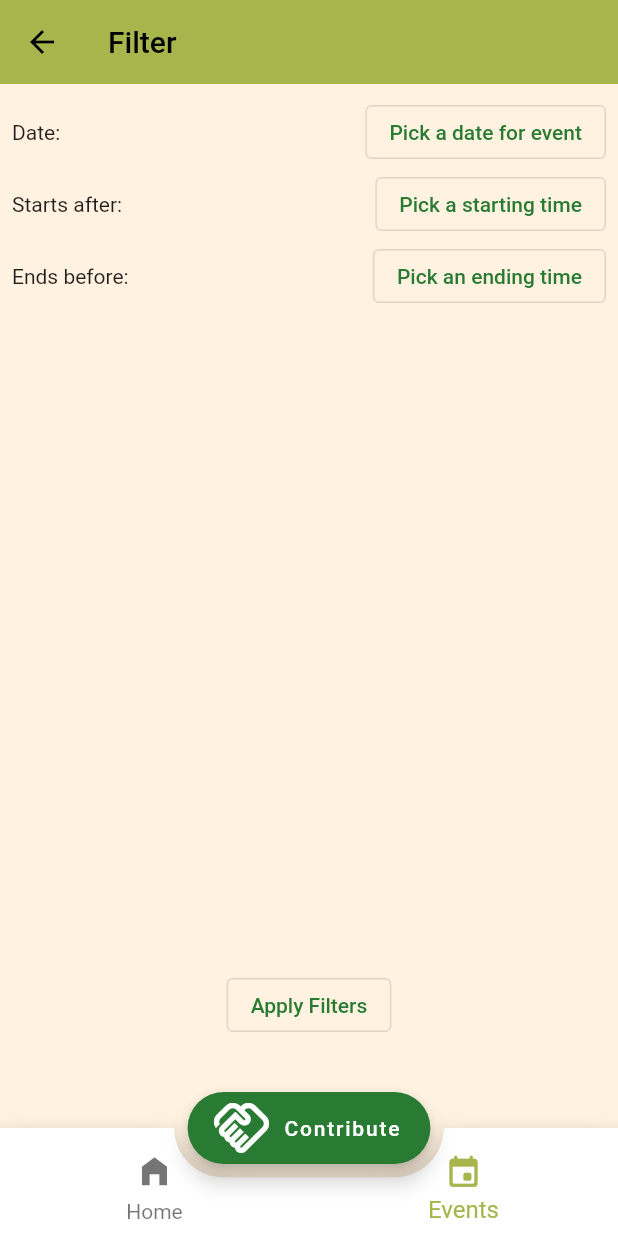
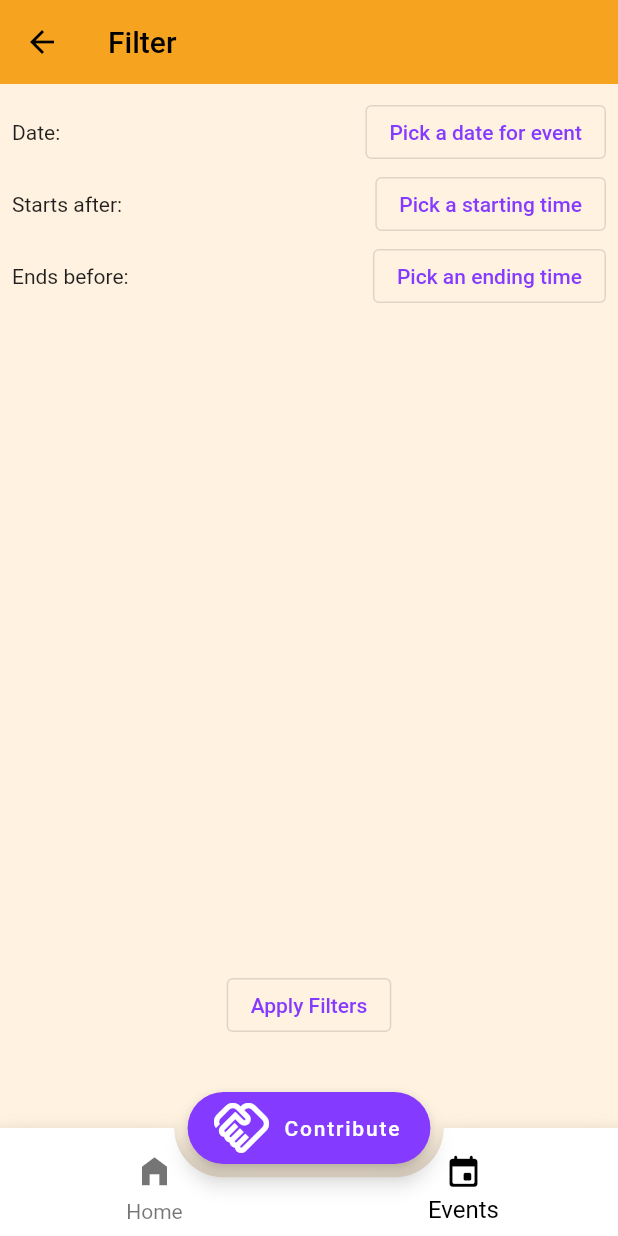
Before and after one commit to JakubOrlinskiUPM/Barriolympics, a Flutter app: the screen it shows after launch, item 2 of the bottom bar chosen, after a tap on the "filter alt" icon, on a phone screen of 412 x 824 dp. Run offline on Flutter 3.47's test engine with Material 2 defaults, Android fonts, the phone set to English and light mode, and no system bars; our stand-ins replace carousel_slider, file_picker, flutter_map, flutter_svg, im_stepper, latlong2 and 2 more; missing offline and left inert: osm_nominatim; network calls fail; Roboto replaces fonts that are missing (Narin).

Commit message:
Last touches on the app

```diff
--- a/lib/models/event.dart
+++ b/lib/models/event.dart
@@ -41,7 +41,7 @@ class Event extends Uploadable {
   List<Permit> permits;
   List<EventCategory> categories;
 
-  final bool isPublished;
+  bool isPublished;
 
   final User organiser;
   List<User> goingUsers;
--- a/lib/provider/app_state.dart
+++ b/lib/provider/app_state.dart
@@ -1,6 +1,7 @@
 import 'package:barriolympics/models/comment.dart';
 import 'package:barriolympics/models/event.dart';
 import 'package:barriolympics/models/event_category.dart';
+import 'package:barriolympics/models/location.dart';
 import 'package:barriolympics/models/post.dart';
 import 'package:barriolympics/ui/pages/events/event_filter_data.dart';
 import 'package:flutter/material.dart';
@@ -18,6 +19,21 @@ class AppState extends ChangeNotifier {
 
     EVENT_LIST[0].goingUsers = [user];
     EVENT_LIST[1].goingUsers = [user];
+
+    user.organisedEvents = [
+      Event(
+          id: 101,
+          name: "BBQ",
+          description: "A nice day out with some sausages",
+          barrio: BARRIO_LIST[0],
+          fileName: "Image.png",
+          fileUrl: "https://media.istockphoto.com/photos/barbecue-camping-picture-id1177886278",
+          date: DateTime(2022, 5, 15),
+          time: TimeOfDay(hour: 16, minute: 30),
+          location: Location(locationName: "Park"),
+          organiser: user,
+          isPublished: false),
+    ];
   }
 
   Barrio barrio = BARRIO_LIST[0];
@@ -30,6 +46,7 @@ class AppState extends ChangeNotifier {
     firstName: "Jake",
     lastName: "Archibald",
     attendingEvents: EVENT_LIST.getRange(0, 2).toList(),
+    organisedEvents: [],
   );
 
   void likePost(Post post) {
--- a/lib/ui/components/event/chip_list.dart
+++ b/lib/ui/components/event/chip_list.dart
@@ -99,6 +99,9 @@ class _ChipListState extends State<ChipList> {
         itemBuilder: (BuildContext context, int index) {
           if (!_chipsSelected[index].isFilter) {
             return FilterChip(
+              labelStyle: _chipsSelected[index].selected
+                  ? TextStyle(color: Theme.of(context).colorScheme.onPrimary)
+                  : TextStyle(),
               selected: _chipsSelected[index].selected,
               label: Text(_chipsSelected[index].category!.label),
               onSelected: (bool value) {
--- a/lib/ui/components/event/event_item.dart
+++ b/lib/ui/components/event/event_item.dart
@@ -23,17 +23,35 @@ class EventItem extends StatefulWidget {
 }
 
 class _EventItemState extends State<EventItem> {
-  String getEventBanner(AppState state) {
+  Widget getEventBanner(AppState state) {
+    String? label = null;
     if (state.user.organisedEvents.contains(widget.event)) {
-      return "Your event!";
+      label = "Your event - " + (widget.event.isPublished ? "published" : "draft");
     }
     if (state.user.attendingEvents.contains(widget.event)) {
-      return "Attending!";
+      label = "Attending!";
     }
     if (state.user.volunteeringEvents.contains(widget.event)) {
-      return "Volunteering!";
+      label = "Volunteering!";
     }
-    return "";
+
+    if (label == null) {
+      return Container();
+    } else {
+      return Padding(
+        padding: const EdgeInsets.symmetric(vertical: 8.0),
+        child: Container(
+          padding: EdgeInsets.all(4),
+          decoration: BoxDecoration(
+            color: Colors.white,
+            borderRadius: BorderRadius.all(
+              Radius.circular(4),
+            ),
+          ),
+          child: Text(label),
+        ),
+      );
+    }
   }
 
   @override
@@ -71,13 +89,13 @@ class _EventItemState extends State<EventItem> {
                   mainAxisAlignment: MainAxisAlignment.spaceBetween,
                   children: [
                     Padding(
-                      padding: const EdgeInsets.symmetric(horizontal: 4),
+                      padding: const EdgeInsets.symmetric(horizontal: 10),
                       child: Row(
                         mainAxisAlignment: MainAxisAlignment.spaceBetween,
                         children: [
-                          Text(getEventBanner(state)),
+                          getEventBanner(state),
                           state.user.organisedEvents.contains(widget.event)
-                              ? TextButton.icon(
+                              ? ElevatedButton.icon(
                                   label: Text("Edit"),
                                   icon: Icon(Icons.edit),
                                   onPressed: () {
@@ -103,7 +121,8 @@ class _EventItemState extends State<EventItem> {
                                 child: Text(
                                   widget.event.name!,
                                   style: TextStyle(
-                                    color: Theme.of(context).colorScheme.primary,
+                                    color:
+                                        Theme.of(context).colorScheme.primary,
                                     fontSize: 25.0,
                                   ),
                                 ),
--- a/lib/ui/components/event/event_list.dart
+++ b/lib/ui/components/event/event_list.dart
@@ -17,20 +17,27 @@ class EventList extends StatefulWidget {
 }
 
 class _EventListState extends State<EventList> {
-
   @override
   Widget build(BuildContext context) {
     List<Event> eventsToShow = widget.events
         .where((event) => widget.filters.doesEventMatch(event))
         .toList();
 
-    return SliverList(
+    return Container(
+      child: eventsToShow.length > 0
+          ? SliverList(
               delegate: SliverChildBuilderDelegate(
                 (BuildContext context, int index) {
                   return EventItem(event: eventsToShow[index]);
                 },
                 childCount: eventsToShow.length,
               ),
+            )
+          : SliverToBoxAdapter(
+              child: Center(
+                child: Text("No matching events"),
+              ),
+            ),
     );
   }
 }
--- a/lib/ui/components/form/upload_form_field.dart
+++ b/lib/ui/components/form/upload_form_field.dart
@@ -69,7 +69,7 @@ class _UploadFormFieldState extends State<UploadFormField> {
       res = res.substring(0, limit - 3) + "...";
     }
 
-    res += ext;
+    res += "." + ext;
     return res;
   }
 
@@ -93,7 +93,7 @@ class _UploadFormFieldState extends State<UploadFormField> {
               : Row(
                   children: [
                     IconButton(
-                      color: Theme.of(context).primaryColor,
+                      color: Theme.of(context).colorScheme.secondary,
                       onPressed: fileUrl != null
                           ? () {
                               OpenFile.open(fileUrl);
@@ -102,7 +102,7 @@ class _UploadFormFieldState extends State<UploadFormField> {
                       icon: Icon(Icons.download),
                     ),
                     IconButton(
-                      color: Theme.of(context).primaryColor,
+                      color: Theme.of(context).colorScheme.secondary,
                       onPressed: () {
                         setState(() {
                           fileUrl = null;
--- a/lib/ui/components/post/comment_item.dart
+++ b/lib/ui/components/post/comment_item.dart
@@ -52,10 +52,9 @@ class CommentItem extends StatelessWidget {
                 borderRadius: const BorderRadius.all(
                   Radius.circular(15),
                 ),
-                // TODO change this color
-                color: isOwn ? Colors.orange.shade200 : Colors.grey.shade200,
+                color: isOwn ? lighten(Theme.of(context).colorScheme.primary, 0.2) : Colors.grey.shade200,
               ),
-              child: Text(comment.text),
+              child: Text(comment.text, style: TextStyle(color: Colors.black),),
             ),
           ),
         ),
--- a/lib/ui/components/post/share_button.dart
+++ b/lib/ui/components/post/share_button.dart
@@ -1,8 +1,8 @@
 import 'package:barriolympics/models/post.dart';
 import 'package:barriolympics/provider/app_state.dart';
-// import 'package:share_plus/share_plus.dart';
 import 'package:flutter/material.dart';
 import 'package:provider/provider.dart';
+import 'package:share_plus/share_plus.dart';
 
 class ShareButton extends StatelessWidget {
   const ShareButton({Key? key, required this.post}) : super(key: key);
@@ -14,7 +14,7 @@ class ShareButton extends StatelessWidget {
     return Consumer<AppState>(builder: (context, state, child) {
       return OutlinedButton(
           onPressed: () {
-            // Share.share("Barriolympics is the best!");
+            Share.share("Barriolympics is the best!");
           },
           child: Row(
             mainAxisAlignment: MainAxisAlignment.center,
--- a/lib/ui/custom_theme.dart
+++ b/lib/ui/custom_theme.dart
@@ -1,3 +1,4 @@
+import 'package:barriolympics/utils.dart';
 import 'package:flutter/material.dart';
 
 // PINK -> BLUE
@@ -35,8 +36,10 @@ import 'package:flutter/material.dart';
 // Color _onPrimary = Colors.white;
 // Color _onSecondary = Colors.black;
 
-Color _primary = Color(0xffa6b64d);
-Color _secondary = Color(0xff297A32);
+// Color _primary = Color(0xffd08103);
+// Color _secondary = Color(0xff005EB0);
+Color _primary = Color(0xfff6a320);
+Color _secondary = Color(0xff843BFF);
 Color _thirdColor = Colors.white;
 Color _onPrimary = Colors.black;
 Color _onSecondary = Colors.white;
@@ -65,8 +68,13 @@ class CustomTheme {
       bottomNavigationBarTheme: BottomNavigationBarThemeData(
         backgroundColor: _thirdColor,
         elevation: 0,
-        selectedLabelStyle: TextStyle(fontSize: 16),
-        unselectedLabelStyle: TextStyle(fontSize: 14),
+        selectedItemColor: Colors.black,
+        selectedLabelStyle: TextStyle(
+          fontSize: 16,
+        ),
+        unselectedLabelStyle: TextStyle(
+          fontSize: 14,
+        ),
       ),
       fontFamily: 'Narin',
       buttonTheme: ButtonThemeData(
--- a/lib/ui/pages/new_event/edit_event_step_permits.dart
+++ b/lib/ui/pages/new_event/edit_event_step_permits.dart
@@ -48,8 +48,7 @@ class _EditEventStepPermitsState extends State<EditEventStepPermits> {
 
   @override
   Widget build(BuildContext context) {
-    return ListView(
-      shrinkWrap: true,
+    return Column(
       children: [
         Card(
           clipBehavior: Clip.hardEdge,
--- a/pubspec.yaml
+++ b/pubspec.yaml
@@ -45,6 +45,7 @@ dependencies:
   file_picker: ^4.5.1
   open_file: ^3.2.1
   url_launcher: ^6.1.0
+  share_plus: ^4.0.4
 
 dev_dependencies:
   flutter_test:
```
Also changed, not shown: lib/ui/pages/events/event_location_details.dart (+7 -1 lines), lib/ui/pages/events/view_event_page.dart (+22 -0 lines), lib/ui/pages/new_event/edit_event_page.dart (+4 -4 lines), lib/ui/pages/new_event/edit_event_step_basic_info.dart (+32 -4 lines), lib/ui/pages/new_event/edit_event_step_loc.dart (+8 -2 lines), lib/ui/pages/new_event/edit_event_step_publish.dart (+4 -3 lines), lib/utils.dart (+18 -0 lines), pubspec.lock, 2 other files. Lines whose indentation alone changed are shown as unchanged.
